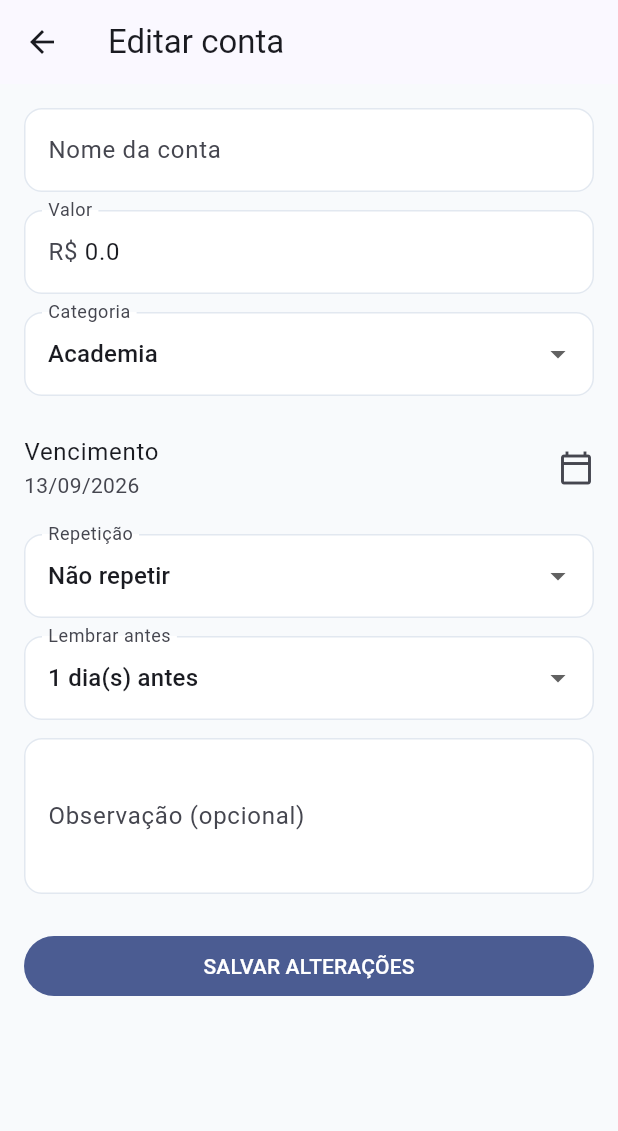
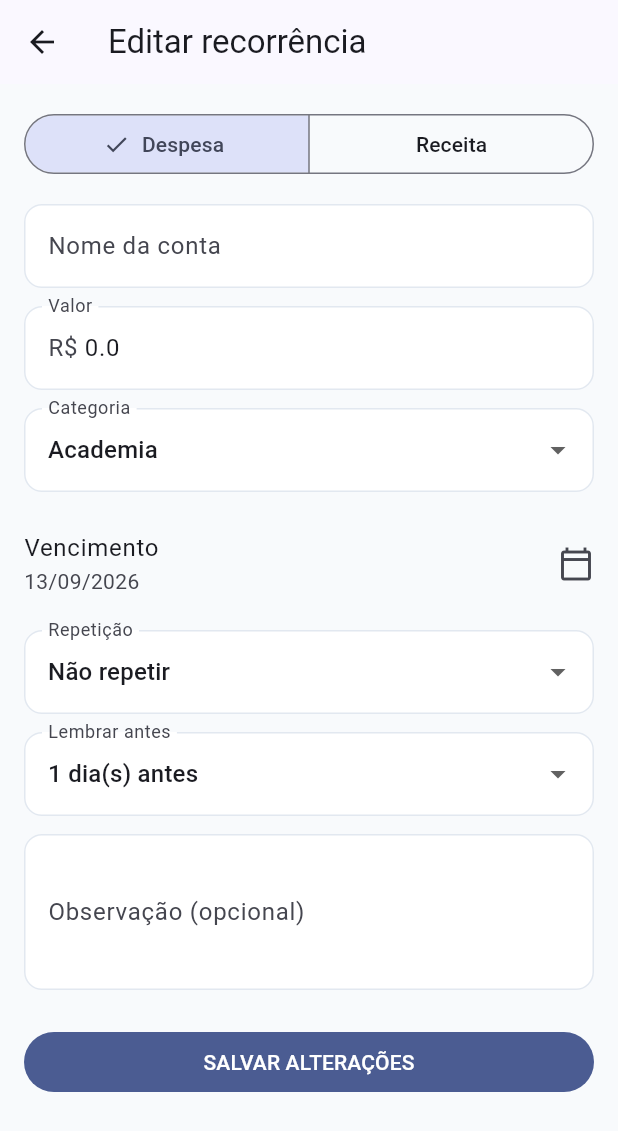
Before and after one commit to xarleta/Xarleta-Finan-as, a Flutter app: the _BillTile widget shown alone on an empty page, opened directly with empty values, after a tap on an icon or button, on a phone screen of 412 x 824 dp. Shown: the top 1131 px of the screen. Run offline on Flutter 3.47's test engine with Material 3 defaults, Android fonts, the phone set to English and light mode, and no system bars; our stand-ins replace csv, file_picker, fl_chart, flutter_local_notifications, flutter_timezone, local_auth and 5 more; accounts and stored records are empty.

Commit message:
fix(contas): integra receita e despesa recorrente ao fluxo financeiro
O formulario de contas passa a permitir escolher entre despesa e receita recorrente, carregando categorias do tipo correto. A listagem diferencia receber/pagar e adapta os textos de confirmacao e exclusao.

```diff
--- a/lib/features/bills/bill_form_page.dart
+++ b/lib/features/bills/bill_form_page.dart
@@ -28,7 +28,10 @@ class _BillFormPageState extends State<BillFormPage> {
   late String recurrence;
   late int reminder;
 
-  /// Categorias de despesa carregadas do banco.
+  /// Tipo da movimentação recorrente: `expense` ou `income`.
+  late String type;
+
+  /// Categorias carregadas do banco para o tipo selecionado.
   List<String> categories = const [];
 
   /// Indica se as categorias ainda estão sendo carregadas.
@@ -63,6 +66,8 @@ class _BillFormPageState extends State<BillFormPage> {
 
     reminder = x?.reminderDays ?? 1;
 
+    type = x?.type ?? 'expense';
+
     _loadCategories();
   }
 
@@ -73,7 +78,7 @@ class _BillFormPageState extends State<BillFormPage> {
     });
 
     try {
-      final names = await CategoryRepository.instance.namesByType('expense');
+      final names = await CategoryRepository.instance.namesByType(type);
 
       if (!mounted) return;
 
@@ -110,12 +115,14 @@ class _BillFormPageState extends State<BillFormPage> {
 
   @override
   Widget build(BuildContext context) {
+    final isIncome = type == 'income';
+
     return Scaffold(
       appBar: AppBar(
         title: Text(
           widget.initial == null
-              ? 'Nova conta'
-              : 'Editar conta',
+              ? (isIncome ? 'Nova receita recorrente' : 'Nova despesa recorrente')
+              : 'Editar recorrência',
         ),
       ),
 
@@ -124,10 +131,33 @@ class _BillFormPageState extends State<BillFormPage> {
         child: ListView(
           padding: const EdgeInsets.all(16),
           children: [
+            SegmentedButton<String>(
+              segments: const [
+                ButtonSegment(
+                  value: 'expense',
+                  label: Text('Despesa'),
+                ),
+                ButtonSegment(
+                  value: 'income',
+                  label: Text('Receita'),
+                ),
+              ],
+              selected: {type},
+              onSelectionChanged: (v) {
+                setState(() {
+                  type = v.first;
+                  category = '';
+                });
+                _loadCategories();
+              },
+            ),
+
+            const SizedBox(height: 16),
+
             TextFormField(
               controller: name,
-              decoration: const InputDecoration(
-                labelText: 'Nome da conta',
+              decoration: InputDecoration(
+                labelText: isIncome ? 'Descrição da receita' : 'Nome da conta',
               ),
               validator: (v) =>
                   (v ?? '').trim().isEmpty
@@ -338,6 +368,7 @@ class _BillFormPageState extends State<BillFormPage> {
       notes: notes.text.trim().isEmpty
           ? null
           : notes.text.trim(),
+      type: type,
     );
 
     if (widget.initial == null) {
--- a/lib/features/bills/bills_page.dart
+++ b/lib/features/bills/bills_page.dart
@@ -227,14 +227,19 @@ class _BillTileState extends State<_BillTile> {
   Future<void> _pay() async {
     if (_paying) return;
 
+    final isIncome = bill.isIncome;
+
     final confirmed = await showDialog<bool>(
       context: context,
       builder: (dialogContext) {
         return AlertDialog(
-          title: const Text('Marcar como paga'),
+          title: Text(isIncome ? 'Marcar como recebida' : 'Marcar como paga'),
           content: Text(
-            'Confirmar o pagamento de "${bill.name}" no valor de '
-            '${money(bill.amount)}?',
+            isIncome
+                ? 'Confirmar o recebimento de "${bill.name}" no valor de '
+                    '${money(bill.amount)}?'
+                : 'Confirmar o pagamento de "${bill.name}" no valor de '
+                    '${money(bill.amount)}?',
           ),
           actions: [
             TextButton(
@@ -261,8 +266,12 @@ class _BillTileState extends State<_BillTile> {
           SnackBar(
             content: Text(
               paid
-                  ? 'Conta marcada como paga.'
-                  : 'Esta conta já estava paga.',
+                  ? (isIncome
+                      ? 'Receita marcada como recebida.'
+                      : 'Conta marcada como paga.')
+                  : (isIncome
+                      ? 'Esta receita já havia sido recebida.'
+                      : 'Esta conta já estava paga.'),
             ),
           ),
         );
@@ -273,11 +282,15 @@ class _BillTileState extends State<_BillTile> {
   }
 
   Future<void> _deleteBill(BuildContext context) async {
+    final isIncome = bill.isIncome;
+
     final confirmed = await showDialog<bool>(
       context: context,
       builder: (dialogContext) {
         return AlertDialog(
-          title: const Text('Excluir conta'),
+          title: Text(
+            isIncome ? 'Excluir receita recorrente' : 'Excluir conta',
+          ),
           content: Text(
             'Deseja realmente excluir "${bill.name}"?',
           ),
@@ -306,8 +319,10 @@ class _BillTileState extends State<_BillTile> {
 
       if (context.mounted) {
         ScaffoldMessenger.of(context).showSnackBar(
-          const SnackBar(
-            content: Text('Conta excluída.'),
+          SnackBar(
+            content: Text(
+              isIncome ? 'Receita recorrente excluída.' : 'Conta excluída.',
+            ),
           ),
         );
       }
@@ -332,25 +347,33 @@ class _BillTileState extends State<_BillTile> {
 
     final overdue = dueDate.isBefore(today);
 
+    final isIncome = bill.isIncome;
+
     return Card(
       child: ListTile(
         leading: CircleAvatar(
           child: Icon(
-            overdue ? Icons.warning_amber_rounded : Icons.receipt_long,
-            color: overdue ? AppTheme.negative : null,
+            overdue
+                ? Icons.warning_amber_rounded
+                : (isIncome ? Icons.arrow_downward : Icons.receipt_long),
+            color: overdue
+                ? AppTheme.negative
+                : (isIncome ? AppTheme.positive : null),
           ),
         ),
         title: Text(bill.name),
         subtitle: Text(
-          '${dateText(bill.dueDate)} • ${_recurrenceText(bill.recurrence)}',
+          '${dateText(bill.dueDate)} • ${_recurrenceText(bill.recurrence)}'
+          '${isIncome ? ' • Receita' : ''}',
         ),
         trailing: Column(
           mainAxisSize: MainAxisSize.min,
           children: [
             Text(
               money(bill.amount),
-              style: const TextStyle(
+              style: TextStyle(
                 fontWeight: FontWeight.bold,
+                color: isIncome ? AppTheme.positive : null,
               ),
             ),
             TextButton(
@@ -361,7 +384,7 @@ class _BillTileState extends State<_BillTile> {
                       height: 16,
                       child: CircularProgressIndicator(strokeWidth: 2),
                     )
-                  : const Text('PAGAR'),
+                  : Text(isIncome ? 'RECEBER' : 'PAGAR'),
             ),
           ],
         ),
```
